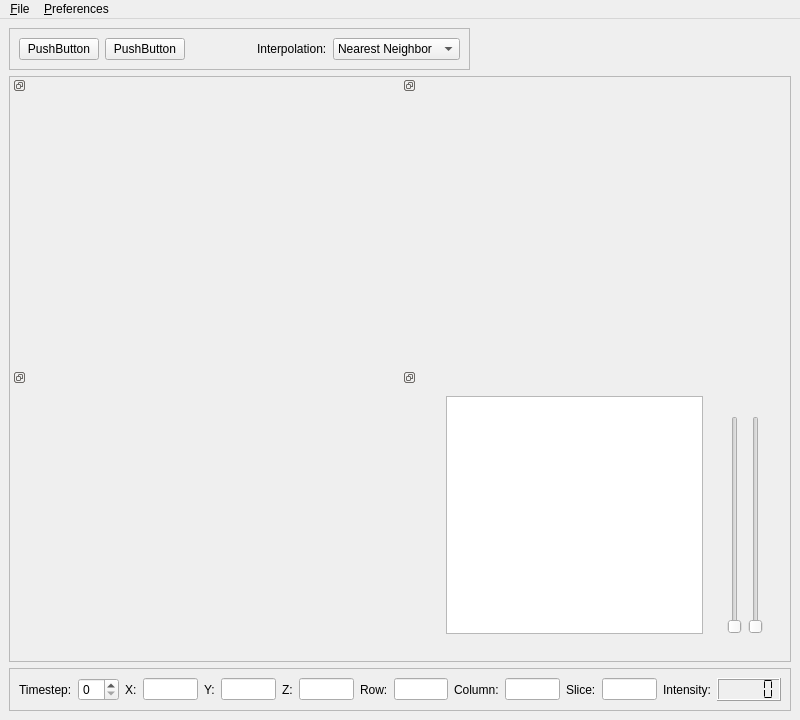
Above: forms/isisViewerMain.ui from isis-group/vast before the change. Below: the same form after it.
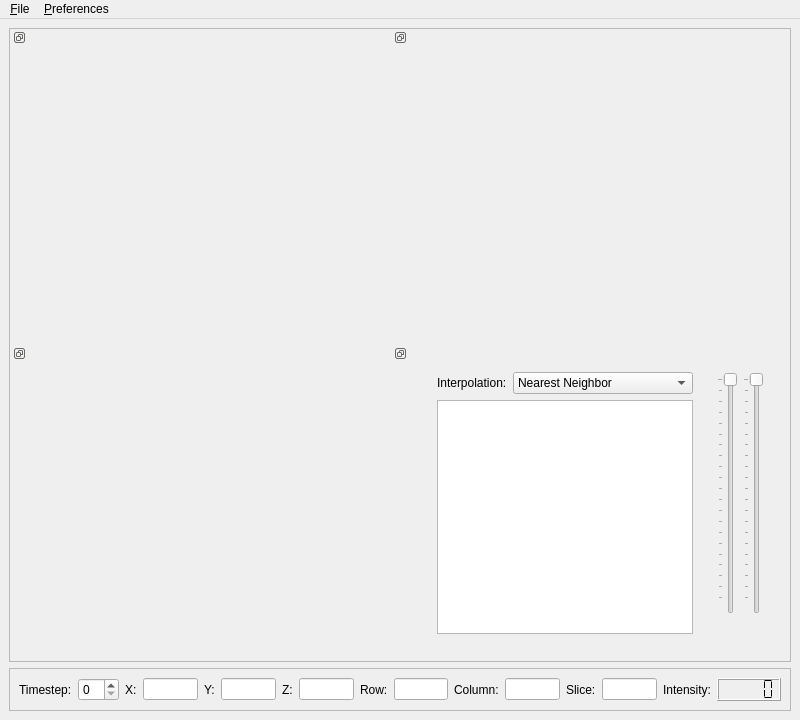
That is the form after the change.

Commit message: fixed vertical sliders

```diff
--- a/forms/isisViewerMain.ui
+++ b/forms/isisViewerMain.ui
@@ -25,78 +25,6 @@
   <widget class="QWidget" name="centralwidget">
    <layout class="QGridLayout" name="gridLayout_6">
     <item row="0" column="0">
-     <widget class="QFrame" name="frame_2">
-      <property name="sizePolicy">
-       <sizepolicy hsizetype="Maximum" vsizetype="Preferred">
-        <horstretch>0</horstretch>
-        <verstretch>0</verstretch>
-       </sizepolicy>
-      </property>
-      <property name="frameShape">
-       <enum>QFrame::StyledPanel</enum>
-      </property>
-      <property name="frameShadow">
-       <enum>QFrame::Raised</enum>
-      </property>
-      <layout class="QHBoxLayout" name="horizontalLayout">
-       <item>
-        <widget class="QPushButton" name="pushButton">
-         <property name="text">
-          <string>PushButton</string>
-         </property>
-        </widget>
-       </item>
-       <item>
-        <widget class="QPushButton" name="pushButton_2">
-         <property name="text">
-          <string>PushButton</string>
-         </property>
-        </widget>
-       </item>
-       <item>
-        <spacer name="horizontalSpacer">
-         <property name="orientation">
-          <enum>Qt::Horizontal</enum>
-         </property>
-         <property name="sizeHint" stdset="0">
-          <size>
-           <width>66</width>
-           <height>14</height>
-          </size>
-         </property>
-        </spacer>
-       </item>
-       <item>
-        <widget class="QLabel" name="label_9">
-         <property name="text">
-          <string>Interpolation:</string>
-         </property>
-        </widget>
-       </item>
-       <item>
-        <widget class="QComboBox" name="interpolationType">
-         <property name="sizePolicy">
-          <sizepolicy hsizetype="Preferred" vsizetype="Preferred">
-           <horstretch>0</horstretch>
-           <verstretch>0</verstretch>
-          </sizepolicy>
-         </property>
-         <item>
-          <property name="text">
-           <string>Nearest Neighbor </string>
-          </property>
-         </item>
-         <item>
-          <property name="text">
-           <string>Linear </string>
-          </property>
-         </item>
-        </widget>
-       </item>
-      </layout>
-     </widget>
-    </item>
-    <item row="1" column="0">
      <widget class="QFrame" name="frame">
       <property name="sizePolicy">
        <sizepolicy hsizetype="Preferred" vsizetype="Expanding">
@@ -209,6 +137,33 @@
                <widget class="QWidget" name="widget_5" native="true">
                 <layout class="QGridLayout" name="gridLayout_7">
                  <item row="0" column="0">
+                  <widget class="QLabel" name="label_9">
+                   <property name="text">
+                    <string>Interpolation:</string>
+                   </property>
+                  </widget>
+                 </item>
+                 <item row="0" column="1">
+                  <widget class="QComboBox" name="interpolationType">
+                   <property name="sizePolicy">
+                    <sizepolicy hsizetype="Expanding" vsizetype="Preferred">
+                     <horstretch>0</horstretch>
+                     <verstretch>0</verstretch>
+                    </sizepolicy>
+                   </property>
+                   <item>
+                    <property name="text">
+                     <string>Nearest Neighbor </string>
+                    </property>
+                   </item>
+                   <item>
+                    <property name="text">
+                     <string>Linear </string>
+                    </property>
+                   </item>
+                  </widget>
+                 </item>
+                 <item row="1" column="0" colspan="2">
                   <widget class="QListWidget" name="imageStack"/>
                  </item>
                 </layout>
@@ -217,37 +172,73 @@
               <item>
                <widget class="QWidget" name="widget_6" native="true">
                 <layout class="QGridLayout" name="gridLayout_8">
-                 <item row="0" column="0">
-                  <widget class="QLabel" name="minLabel">
-                   <property name="text">
-                    <string/>
-                   </property>
-                  </widget>
-                 </item>
-                 <item row="0" column="1">
-                  <widget class="QLabel" name="maxLabel">
-                   <property name="text">
-                    <string/>
-                   </property>
-                  </widget>
-                 </item>
                  <item row="1" column="0">
-                  <widget class="QSlider" name="upperThreshold">
-                   <property name="maximum">
-                    <number>999</number>
-                   </property>
-                   <property name="orientation">
-                    <enum>Qt::Vertical</enum>
+                  <widget class="QLabel" name="maxLabel">
+                   <property name="text">
+                    <string/>
                    </property>
                   </widget>
                  </item>
                  <item row="1" column="1">
+                  <widget class="QLabel" name="minLabel">
+                   <property name="text">
+                    <string/>
+                   </property>
+                  </widget>
+                 </item>
+                 <item row="0" column="0">
                   <widget class="QSlider" name="lowerThreshold">
                    <property name="maximum">
                     <number>999</number>
                    </property>
+                   <property name="value">
+                    <number>0</number>
+                   </property>
+                   <property name="tracking">
+                    <bool>true</bool>
+                   </property>
                    <property name="orientation">
                     <enum>Qt::Vertical</enum>
+                   </property>
+                   <property name="invertedAppearance">
+                    <bool>true</bool>
+                   </property>
+                   <property name="invertedControls">
+                    <bool>true</bool>
+                   </property>
+                   <property name="tickPosition">
+                    <enum>QSlider::TicksAbove</enum>
+                   </property>
+                   <property name="tickInterval">
+                    <number>48</number>
+                   </property>
+                  </widget>
+                 </item>
+                 <item row="0" column="1">
+                  <widget class="QSlider" name="upperThreshold">
+                   <property name="maximum">
+                    <number>999</number>
+                   </property>
+                   <property name="value">
+                    <number>0</number>
+                   </property>
+                   <property name="tracking">
+                    <bool>true</bool>
+                   </property>
+                   <property name="orientation">
+                    <enum>Qt::Vertical</enum>
+                   </property>
+                   <property name="invertedAppearance">
+                    <bool>true</bool>
+                   </property>
+                   <property name="invertedControls">
+                    <bool>true</bool>
+                   </property>
+                   <property name="tickPosition">
+                    <enum>QSlider::TicksAbove</enum>
+                   </property>
+                   <property name="tickInterval">
+                    <number>48</number>
                    </property>
                   </widget>
                  </item>
```
Left out of the diff: 2 changed lines with no effect on the pictures.
